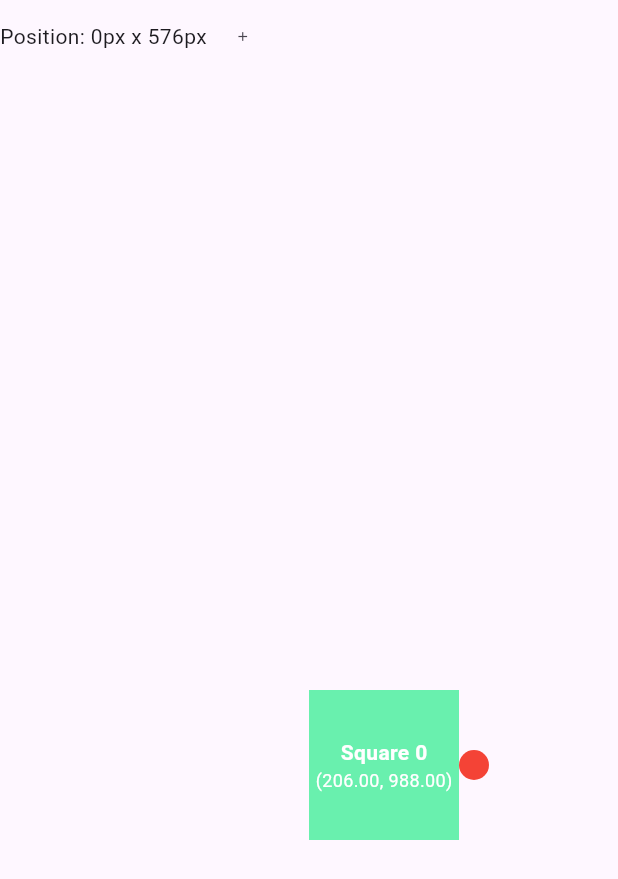
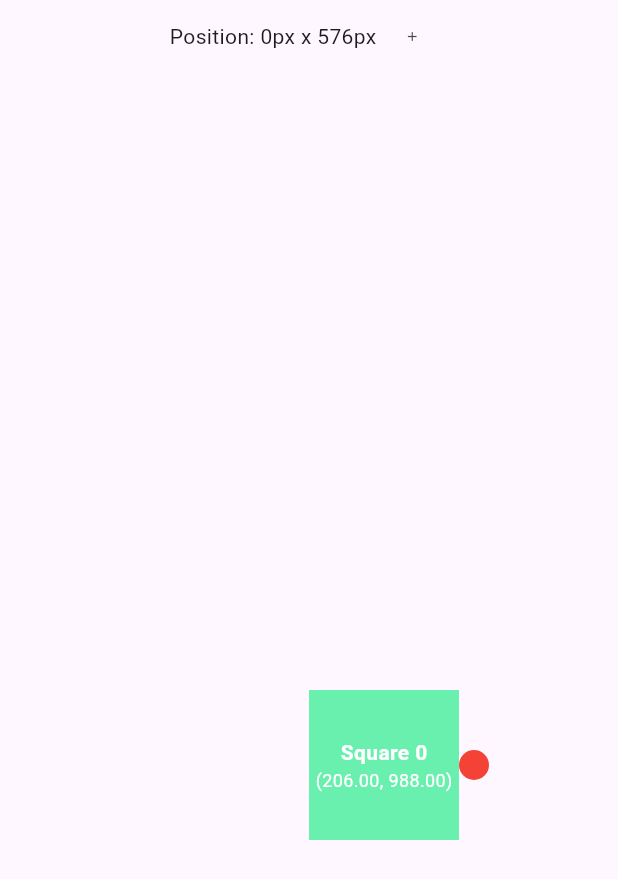
Before and after one commit to CerberusProgrammer/dialo, a Flutter app: the InfiniteCanvas screen opened directly, scrolled down 576 dp, after a tap on the "add" icon, on a phone screen of 412 x 824 dp. Shown: the top 879 px of the screen. Run offline on Flutter 3.47's test engine with Material 3 defaults, Android fonts, the light colour scheme and no system bars.

Commit message:
refactor: Update InteractiveAppbar layout for improved spacing and alignment

```diff
--- a/lib/interactive_screen/interactive_appbar.dart
+++ b/lib/interactive_screen/interactive_appbar.dart
@@ -12,13 +12,17 @@ class InteractiveAppbar extends StatelessWidget {
   final void Function() addSquare;
 
   @override
-  Widget build(BuildContext context) {
-    return Row(
-      mainAxisAlignment: MainAxisAlignment.start,
-      children: [
-        Text('Position: ${currentX.toInt()}px x ${currentY.toInt()}px'),
-        IconButton(icon: const Icon(Icons.add, size: 10), onPressed: addSquare)
-      ],
-    );
-  }
+  Widget build(BuildContext context) => Row(
+        mainAxisAlignment: MainAxisAlignment.spaceAround,
+        crossAxisAlignment: CrossAxisAlignment.center,
+        children: [
+          Row(
+            children: [
+              Text('Position: ${currentX.toInt()}px x ${currentY.toInt()}px'),
+              IconButton(
+                  icon: const Icon(Icons.add, size: 10), onPressed: addSquare),
+            ],
+          )
+        ],
+      );
 }
```
